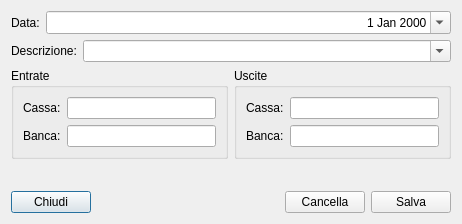
Old version of the form modulePrimaNota/primanotaadddlg.ui in the repository kvsd/Gestionale.
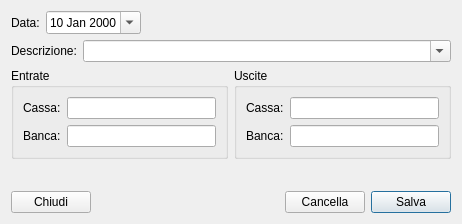
New version of the form.

The edit to the form file:
```diff
--- a/modulePrimaNota/primanotaadddlg.ui
+++ b/modulePrimaNota/primanotaadddlg.ui
@@ -15,7 +15,7 @@
   </property>
   <layout class="QVBoxLayout" name="verticalLayout">
    <item>
-    <layout class="QHBoxLayout" name="horizontalLayout" stretch="0,1">
+    <layout class="QHBoxLayout" name="horizontalLayout" stretch="0,0,0">
      <item>
       <widget class="QLabel" name="label">
        <property name="text">
@@ -31,8 +31,28 @@
        <property name="calendarPopup">
         <bool>true</bool>
        </property>
+       <property name="date">
+        <date>
+         <year>2000</year>
+         <month>1</month>
+         <day>10</day>
+        </date>
+       </property>
       </widget>
      </item>
+     <item>
+      <spacer name="horizontalSpacer_2">
+       <property name="orientation">
+        <enum>Qt::Horizontal</enum>
+       </property>
+       <property name="sizeHint" stdset="0">
+        <size>
+         <width>40</width>
+         <height>20</height>
+        </size>
+       </property>
+      </spacer>
+     </item>
     </layout>
    </item>
    <item>
@@ -162,6 +182,9 @@
        <property name="text">
         <string>Salva</string>
        </property>
+       <property name="default">
+        <bool>true</bool>
+       </property>
       </widget>
      </item>
     </layout>
```
Left out of the diff: 25 changed lines with no effect on the pictures.
